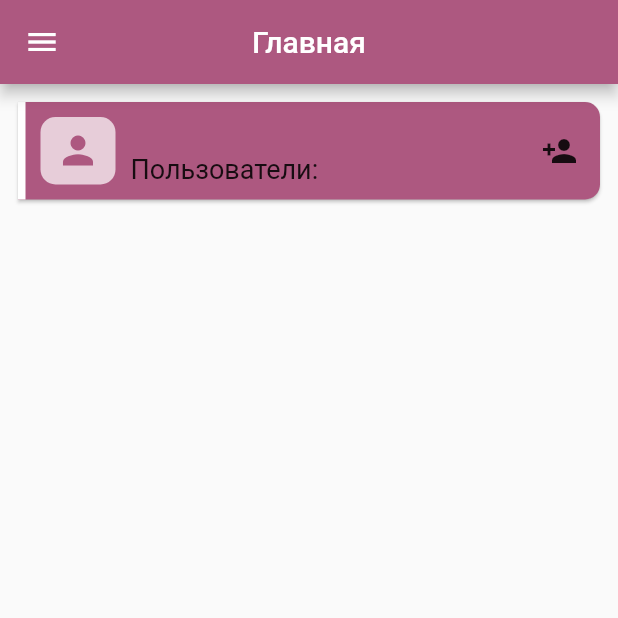
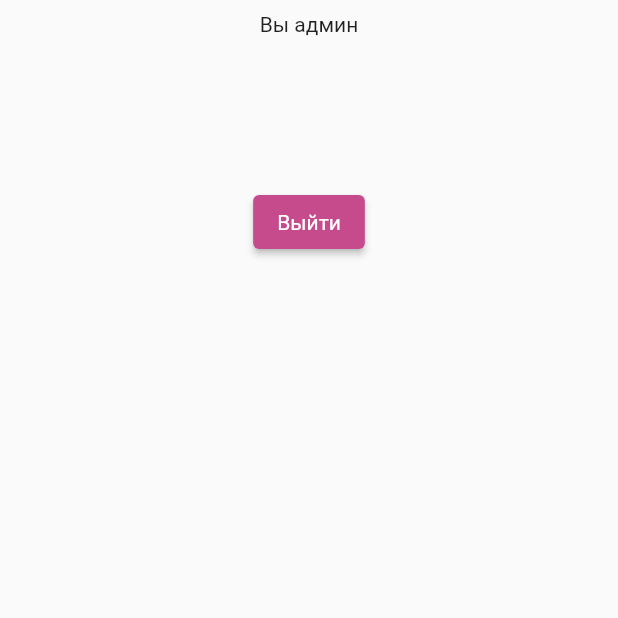
Before and after one commit to NGubanova/flutter_project, a Flutter app: the HomeAdmin screen opened directly, on a phone screen of 412 x 824 dp, the top half of it. Run offline on Flutter 3.47's test engine with Material 2 defaults, Android fonts, the phone set to English and light mode, and no system bars; our stand-ins replace dartz, flutter_bloc, sqflite, sqflite_common_ffi; accounts and stored records are empty; Roboto replaces fonts that are missing (Segoe UI).

Commit message:
edit code

```diff
--- a/lib/core/exception/failure.dart
+++ b/lib/core/exception/failure.dart
@@ -24,8 +24,6 @@ class FailureImpl extends Failure {
     }
   }
 }
-
-/// Класс отвечающий за не известные ошибки
 class DefaultFailure implements Failure {
   @override
   String errorMessage = 'Не известная ошибка';
@@ -34,8 +32,6 @@ class DefaultFailure implements Failure {
   int code = 0;
 }
 
-/// Класс отвечающий за ошибку при добавлении дубликата в базу
-/// дынных если у поля стоит unique
 class InsertFailure implements Failure {
   @override
   String errorMessage = 'Такие данные уже есть в базе данных';
@@ -44,7 +40,6 @@ class InsertFailure implements Failure {
   int code = 1555;
 }
 
-/// Класс отвечающий за ошибку что данного пользователя нет в системе
 class AuthUserEmptyFailure implements Failure {
   @override
   String errorMessage = 'Такого пользователя нет в системе';
--- a/lib/presentation/screen/admin/home.dart
+++ b/lib/presentation/screen/admin/home.dart
@@ -37,32 +37,32 @@ class _HomeAdminState extends State<HomeAdmin> {
   @override
   Widget build(BuildContext context) {
     return Scaffold(
-      appBar: AppBar(
-        centerTitle: true,
-        title: Text(appbarTitle[index]),
-        backgroundColor: Color(0xFFad5880),
-        actions: index == 0
-            ? null
-            : [
-                Padding(
-                  padding: const EdgeInsets.all(12),
-                  child: InkWell(
-                    borderRadius: BorderRadius.circular(5),
-                    onTap: () {
-                      if (actionNavigatorList[index] != '') {
-                        Navigator.pushNamed(
-                            context, actionNavigatorList[index]);
-                      }
-                    },
-                    child: const SizedBox(
-                      width: 30,
-                      height: 30,
-                      child: Icon(Icons.add),
-                    ),
-                  ),
-                )
-              ],
-      ),
+      // appBar: AppBar(
+      //   centerTitle: true,
+      //   title: Text(appbarTitle[index]),
+      //   backgroundColor: Color(0xFFad5880),
+      //   actions: index == 0
+      //       ? null
+      //       : [
+      //           Padding(
+      //             padding: const EdgeInsets.all(12),
+      //             child: InkWell(
+      //               borderRadius: BorderRadius.circular(5),
+      //               onTap: () {
+      //                 if (actionNavigatorList[index] != '') {
+      //                   Navigator.pushNamed(
+      //                       context, actionNavigatorList[index]);
+      //                 }
+      //               },
+      //               child: const SizedBox(
+      //                 width: 30,
+      //                 height: 30,
+      //                 child: Icon(Icons.add),
+      //               ),
+      //             ),
+      //           )
+      //         ],
+      // ),
       drawer: DrawerAdmin(
         index: (index, title) {
           setState(() {
--- a/lib/presentation/screen/admin/main/main.dart
+++ b/lib/presentation/screen/admin/main/main.dart
@@ -5,33 +5,52 @@ class Main extends StatefulWidget {
 
   @override
   State<Main> createState() => _MainState();
+
 }
 
 class _MainState extends State<Main> {
-  List<CardInformationModel> cardInformationList = [
-    CardInformationModel(
-      background: Color(0xFFad5880),
-      iconCard: Icons.person,
-      textCard: 'Пользователи: ',
-      iconAdd: Icons.person_add,
-      onTap: () {},
-    ),
-  ];
+  // List<CardInformationModel> cardInformationList = [
+  //   CardInformationModel(
+  //     background: Color(0xFFad5880),
+  //     iconCard: Icons.person,
+  //     textCard: 'Пользователи: ',
+  //     iconAdd: Icons.person_add,
+  //     onTap: () {},
+  //   ),
+  // ];
 
   @override
   Widget build(BuildContext context) {
-    return ListView.builder(
-      itemCount: cardInformationList.length,
-      itemBuilder: (context, index) {
-        return cardInformation(
-          cardInformationList[index].background,
-          cardInformationList[index].iconCard,
-          cardInformationList[index].textCard,
-          cardInformationList[index].iconAdd,
-          cardInformationList[index].onTap,
-        );
-      },
+    // return ListView.builder(
+    //   itemCount: cardInformationList.length,
+    //   itemBuilder: (context, index) {
+    //     return cardInformation(
+    //       cardInformationList[index].background,
+    //       cardInformationList[index].iconCard,
+    //       cardInformationList[index].textCard,
+    //       cardInformationList[index].iconAdd,
+    //       cardInformationList[index].onTap,
+    //     );
+    //   },
+    // );
+    return Scaffold(
+      body:
+      Center(child:
+        Column(
+          children: [
+            Text('Вы админ'),
+            SizedBox(height: 100,),
+            Container(child: ElevatedButton(
+              onPressed: () =>
+              Navigator.pushNamedAndRemoveUntil(
+                  context, 'sign_in', (route) => false),
+              child: Text('Выйти')),
+              ),
+          ],
+        ),
+      )
     );
+  }
   }
 
   Widget cardInformation(
@@ -93,9 +112,9 @@ class _MainState extends State<Main> {
                   const Spacer(),
                   InkWell(
                     onTap: () {
-                      setState(() {
-                        onTap();
-                      });
+                      // setState(() {
+                      //   onTap();
+                      // });
                     },
                     borderRadius: BorderRadius.circular(10),
                     child: Container(
@@ -111,7 +130,6 @@ class _MainState extends State<Main> {
       ),
     );
   }
-}
 
 class CardInformationModel {
   final Color background;
```
